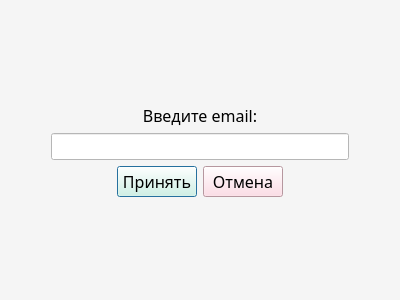
The window that curs/project/beautySalon/forgotpass.ui (KirillLyanoy/visualProgramming2) describes before a commit, drawn with Qt 5.
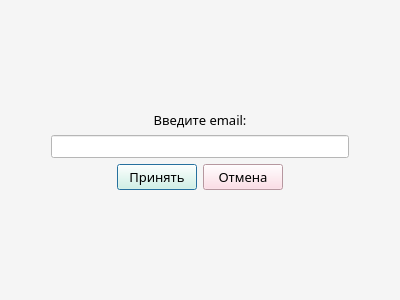
The same window after the commit.

The edit to the form file:
```diff
--- a/curs/project/beautySalon/forgotpass.ui
+++ b/curs/project/beautySalon/forgotpass.ui
@@ -35,7 +35,7 @@
      <property name="font">
       <font>
        <family>Bahnschrift SemiLight</family>
-       <pointsize>12</pointsize>
+       <pointsize>10</pointsize>
       </font>
      </property>
      <property name="text">
@@ -68,7 +68,7 @@
       <widget class="QLineEdit" name="lineEdit">
        <property name="font">
         <font>
-         <pointsize>12</pointsize>
+         <pointsize>10</pointsize>
         </font>
        </property>
        <property name="styleSheet">
@@ -114,7 +114,7 @@
        <property name="font">
         <font>
          <family>Bahnschrift SemiLight</family>
-         <pointsize>12</pointsize>
+         <pointsize>10</pointsize>
         </font>
        </property>
        <property name="styleSheet">
@@ -130,7 +130,7 @@
        <property name="font">
         <font>
          <family>Bahnschrift SemiLight</family>
-         <pointsize>12</pointsize>
+         <pointsize>10</pointsize>
         </font>
        </property>
        <property name="styleSheet">
```
